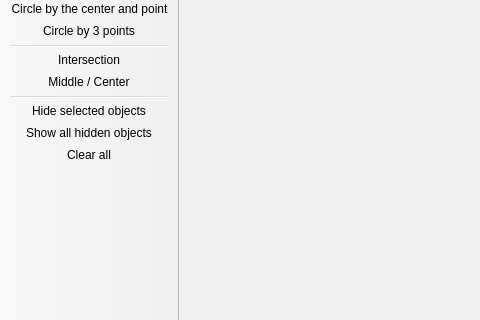
The window that geopro.ui (rusfort/GeoPro) describes before a commit, drawn with Qt 5; both pictures show x 0 to 480 and y 120 to 440 of the 849 by 546 pixel window.
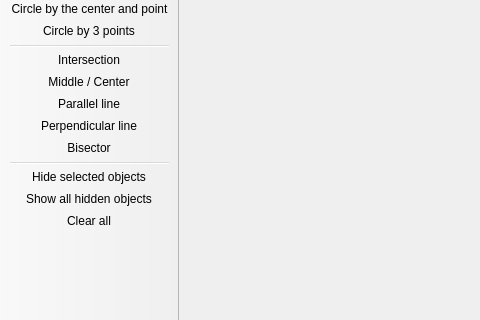
The same window after the commit. Icons and pictures are not drawn.

Patch:
```diff
--- a/geopro.ui
+++ b/geopro.ui
@@ -117,6 +117,9 @@
    <addaction name="separator"/>
    <addaction name="actionIntersection"/>
    <addaction name="actionMiddle_Center"/>
+   <addaction name="actionParallel_line"/>
+   <addaction name="actionPerpendicular_line"/>
+   <addaction name="actionBisector"/>
    <addaction name="separator"/>
    <addaction name="actionHide_selected_objects"/>
    <addaction name="actionShow_all_hidden_objects"/>
@@ -330,6 +333,21 @@
     <string>Ctrl+Shift+H</string>
    </property>
   </action>
+  <action name="actionParallel_line">
+   <property name="text">
+    <string>Parallel line</string>
+   </property>
+  </action>
+  <action name="actionPerpendicular_line">
+   <property name="text">
+    <string>Perpendicular line</string>
+   </property>
+  </action>
+  <action name="actionBisector">
+   <property name="text">
+    <string>Bisector</string>
+   </property>
+  </action>
  </widget>
  <layoutdefault spacing="6" margin="11"/>
  <resources>
```
Left out of the diff: 3 changed lines with no effect on the pictures.
